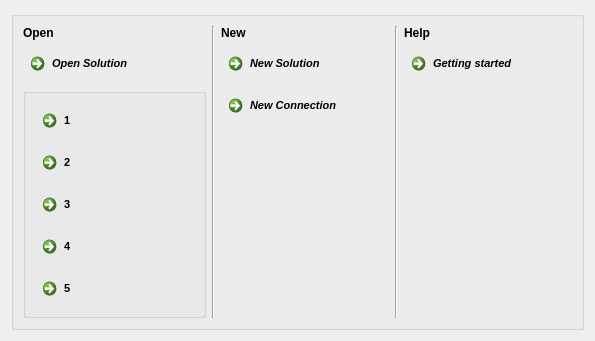
Qt form MainWindowButtonDialog.ui (fritzone/ddm) before a commit.
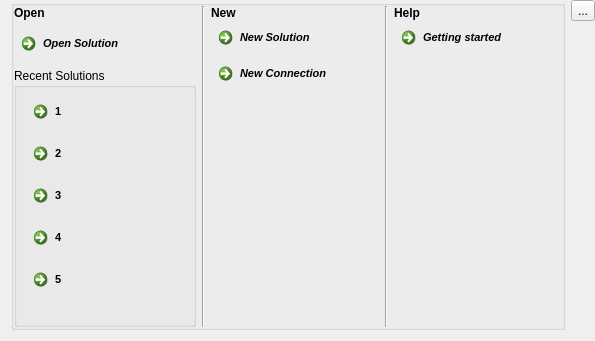
The same form after that commit. Icons and pictures are not drawn.

Commit message: more recent items and db browsing

The edit to the form file:
```diff
--- a/MainWindowButtonDialog.ui
+++ b/MainWindowButtonDialog.ui
@@ -31,7 +31,13 @@
   <property name="modal">
    <bool>true</bool>
   </property>
-  <layout class="QVBoxLayout" name="verticalLayout_3">
+  <layout class="QHBoxLayout" name="horizontalLayout_2">
+   <property name="topMargin">
+    <number>0</number>
+   </property>
+   <property name="rightMargin">
+    <number>0</number>
+   </property>
    <item>
     <widget class="QGroupBox" name="groupBox">
      <property name="title">
@@ -41,8 +47,14 @@
       <bool>false</bool>
      </property>
      <layout class="QHBoxLayout" name="horizontalLayout">
+      <property name="margin">
+       <number>0</number>
+      </property>
       <item>
        <layout class="QVBoxLayout" name="verticalLayout">
+        <property name="spacing">
+         <number>6</number>
+        </property>
         <item>
          <widget class="QLabel" name="label_2">
           <property name="font">
@@ -81,9 +93,18 @@
         <item>
          <widget class="QGroupBox" name="groupBox_2">
           <property name="title">
-           <string/>
+           <string>Recent Solutions</string>
+          </property>
+          <property name="flat">
+           <bool>false</bool>
           </property>
           <layout class="QVBoxLayout" name="verticalLayout_5">
+           <property name="topMargin">
+            <number>6</number>
+           </property>
+           <property name="bottomMargin">
+            <number>0</number>
+           </property>
            <item>
             <widget class="QCommandLinkButton" name="btnQuick1">
              <property name="font">
@@ -264,6 +285,9 @@
       </item>
       <item>
        <layout class="QVBoxLayout" name="verticalLayout_2">
+        <property name="spacing">
+         <number>0</number>
+        </property>
         <item>
          <widget class="QLabel" name="label_6">
           <property name="font">
@@ -345,6 +369,9 @@
       </item>
       <item>
        <layout class="QVBoxLayout" name="verticalLayout_4">
+        <property name="spacing">
+         <number>0</number>
+        </property>
         <item>
          <widget class="QLabel" name="label_3">
           <property name="font">
@@ -411,6 +438,43 @@
      </layout>
     </widget>
    </item>
+   <item>
+    <layout class="QVBoxLayout" name="verticalLayout_3" stretch="0,0">
+     <property name="sizeConstraint">
+      <enum>QLayout::SetMinimumSize</enum>
+     </property>
+     <item>
+      <widget class="QToolButton" name="btnClose">
+       <property name="maximumSize">
+        <size>
+         <width>24</width>
+         <height>24</height>
+        </size>
+       </property>
+       <property name="text">
+        <string>...</string>
+       </property>
+       <property name="icon">
+        <iconset resource="dbm.qrc">
+         <normaloff>:/images/actions/images/actions/application_exit.png</normaloff>:/images/actions/images/actions/application_exit.png</iconset>
+       </property>
+      </widget>
+     </item>
+     <item>
+      <spacer name="verticalSpacer_5">
+       <property name="orientation">
+        <enum>Qt::Vertical</enum>
+       </property>
+       <property name="sizeHint" stdset="0">
+        <size>
+         <width>20</width>
+         <height>40</height>
+        </size>
+       </property>
+      </spacer>
+     </item>
+    </layout>
+   </item>
   </layout>
  </widget>
  <resources>
```
Left out of the diff: 104 changed lines with no effect on the pictures. The commit also changes 18 other files.
